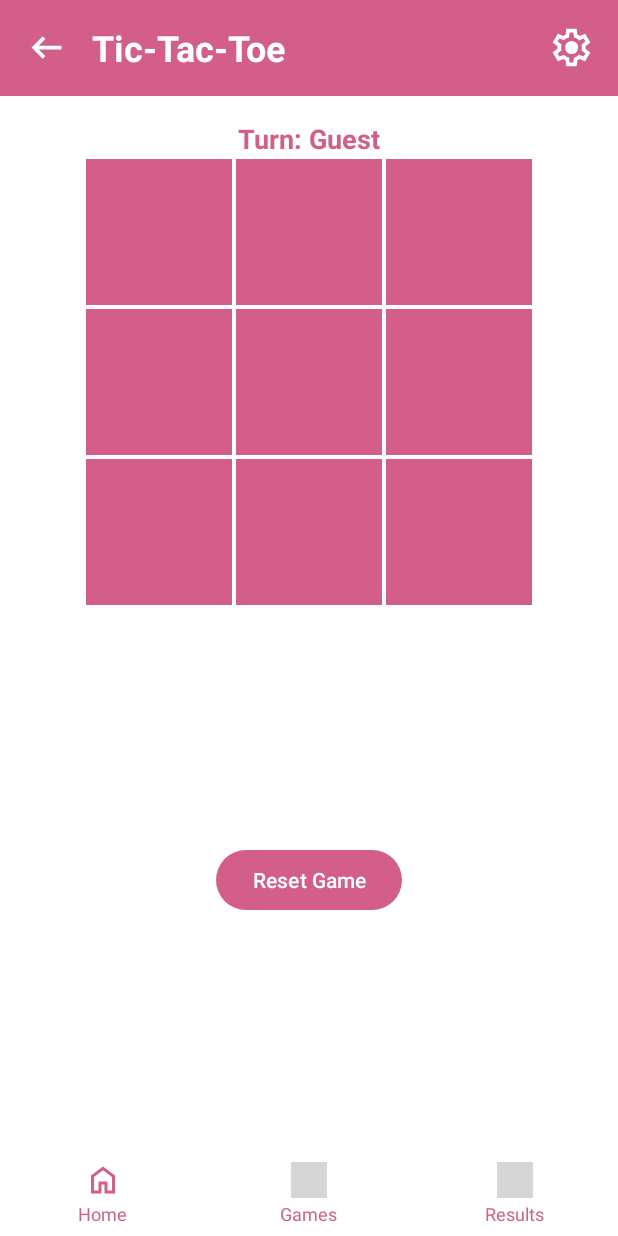
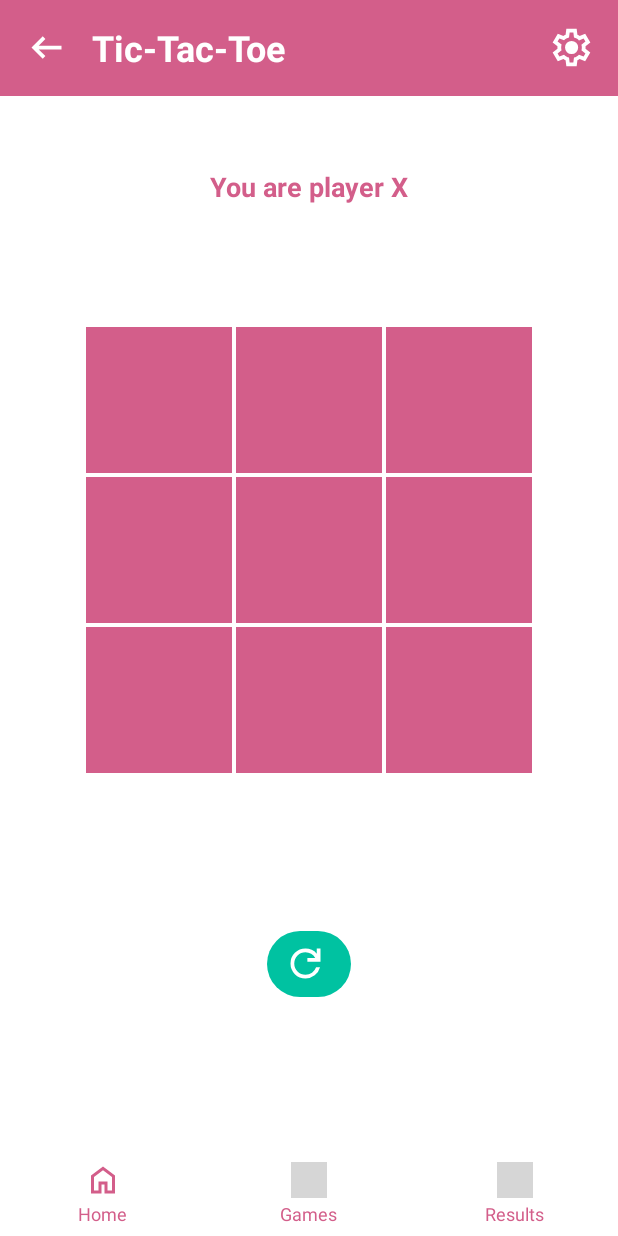
Before and after one commit to TamaraKosovac/Games-collection, an Android app: the TicTacToeActivity screen opened directly, with no data from a screen before it, on a phone screen of 412 x 824 dp. Run offline under Robolectric (Android 15) with nearby library versions, the phone set to English and light mode, and no system bars; grey boxes are pictures that could not be loaded.

Commit message:
Fix tic tac toe game

```diff
--- /dev/null
+++ b/Mozgalica/app/src/main/res/drawable/ic_repeat.xml
@@ -0,0 +1,9 @@
+<vector xmlns:android="http://schemas.android.com/apk/res/android"
+    android:width="24dp"
+    android:height="24dp"
+    android:viewportWidth="960"
+    android:viewportHeight="960">
+  <path
+      android:pathData="M480,800q-134,0 -227,-93t-93,-227q0,-134 93,-227t227,-93q69,0 132,28.5T720,270v-110h80v280L520,440v-80h168q-32,-56 -87.5,-88T480,240q-100,0 -170,70t-70,170q0,100 70,170t170,70q77,0 139,-44t87,-116h84q-28,106 -114,173t-196,67Z"
+      android:fillColor="#e3e3e3"/>
+</vector>
--- a/Mozgalica/app/src/main/res/layout/activity_tic_tac_toe.xml
+++ b/Mozgalica/app/src/main/res/layout/activity_tic_tac_toe.xml
@@ -62,14 +62,14 @@
     <TextView
         android:id="@+id/tvPlayerTurn"
         style="@style/MozgalicaTitle"
-        android:text="Player's turn"
+        android:text="@string/tic_tac_toe"
         android:textSize="@dimen/text_welcome_size"
         app:layout_constraintTop_toBottomOf="@id/topNavBar"
         app:layout_constraintBottom_toTopOf="@+id/gridLayout"
         app:layout_constraintStart_toStartOf="parent"
         app:layout_constraintEnd_toEndOf="parent"
-        android:layout_marginTop="@dimen/margin_medium"
-        android:layout_marginBottom="@dimen/game_button_details_margin"
+        android:layout_marginTop="@dimen/input_min_height"
+        android:layout_marginBottom="@dimen/margin_extra_small"
         android:layout_width="wrap_content"
         android:layout_height="wrap_content" />
 
@@ -81,7 +81,8 @@
         android:columnCount="3"
         app:layout_constraintTop_toBottomOf="@id/tvPlayerTurn"
         app:layout_constraintStart_toStartOf="parent"
-        app:layout_constraintEnd_toEndOf="parent">
+        app:layout_constraintEnd_toEndOf="parent"
+        android:layout_marginTop="@dimen/card_size">
 
         <TextView android:id="@+id/btn00" style="@style/TicTacToeCell" />
         <TextView android:id="@+id/btn01" style="@style/TicTacToeCell" />
@@ -94,18 +95,26 @@
         <TextView android:id="@+id/btn22" style="@style/TicTacToeCell" />
     </GridLayout>
 
-    <Button
+    <com.google.android.material.button.MaterialButton
         android:id="@+id/btnReset"
-        style="@style/MozgalicaButton"
-        android:text="Reset Game"
-        android:layout_width="wrap_content"
-        android:layout_height="wrap_content"
+        style="@style/MozgalicaSecondaryButton"
+        android:layout_width="@dimen/navbar_height"
+        android:layout_height="@dimen/navbar_height"
+        android:text=""
+        app:icon="@drawable/ic_repeat"
+        app:iconTint="@android:color/white"
+        app:iconGravity="textStart"
+        app:iconSize="@dimen/icon_size_nav"
+        app:cornerRadius="@dimen/margin_large"
+        app:backgroundTint="@color/colorSecondary"
+        android:contentDescription="@string/reset"
         app:layout_constraintTop_toBottomOf="@id/gridLayout"
         app:layout_constraintBottom_toTopOf="@id/bottomNavBar"
         app:layout_constraintStart_toStartOf="parent"
         app:layout_constraintEnd_toEndOf="parent"
         android:layout_marginTop="@dimen/margin_medium"
         android:layout_marginBottom="@dimen/margin_medium" />
+
 
     <LinearLayout
         android:id="@+id/bottomNavBar"
--- a/Mozgalica/app/src/main/res/values/strings.xml
+++ b/Mozgalica/app/src/main/res/values/strings.xml
@@ -53,4 +53,9 @@
     <string name="reset">Reset</string>
     <string name="menu">Menu</string>
     <string name="user">User</string>
+    <string name="your_move">You are player X</string>
+    <string name="you_win">You won! +100 points</string>
+    <string name="you_lose">You lost!</string>
+    <string name="draw">Draw! +50 points</string>
+
 </resources>
```
Also changed, not shown: Mozgalica/app/src/main/java/com/example/mozgalica/activities/TicTacToeActivity.java (+47 -12 lines), Mozgalica/app/src/main/res/drawable/ic_search.xml (added, +9 -0 lines), 1 other file.
